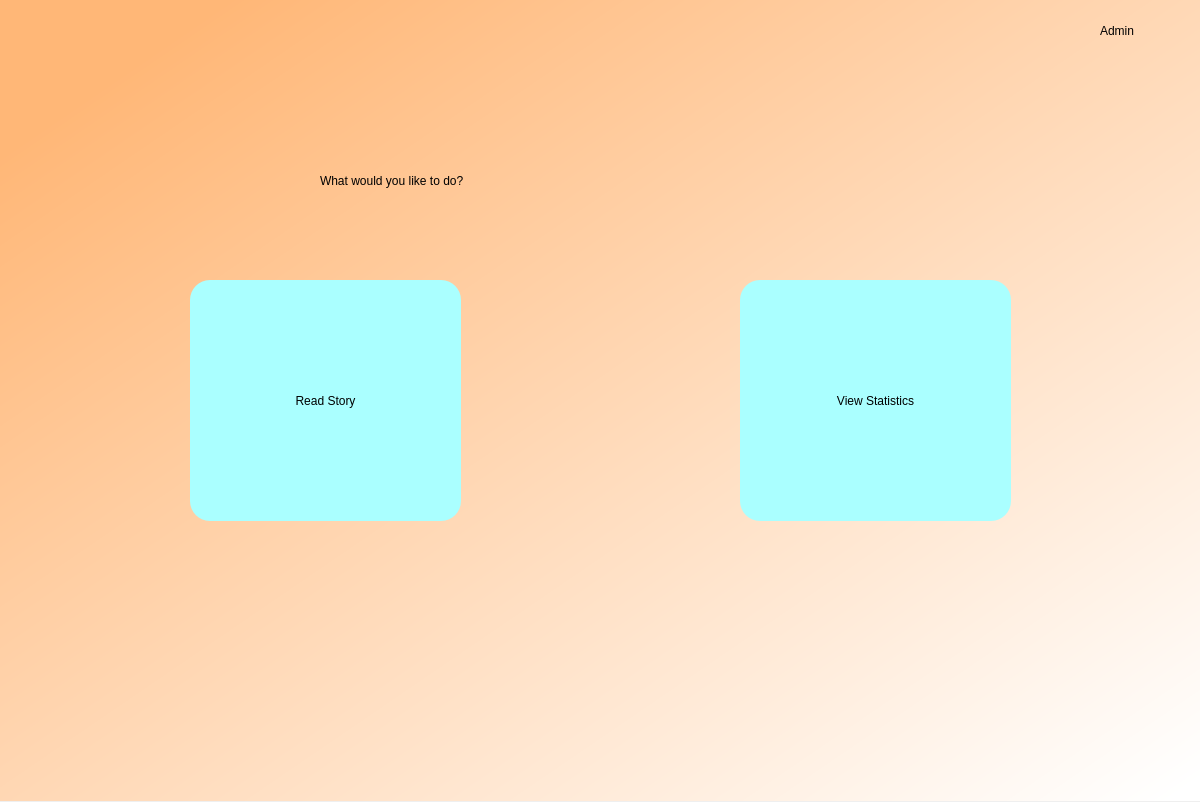
Old version of the form adminHome.ui in the repository cnTalon/READ.
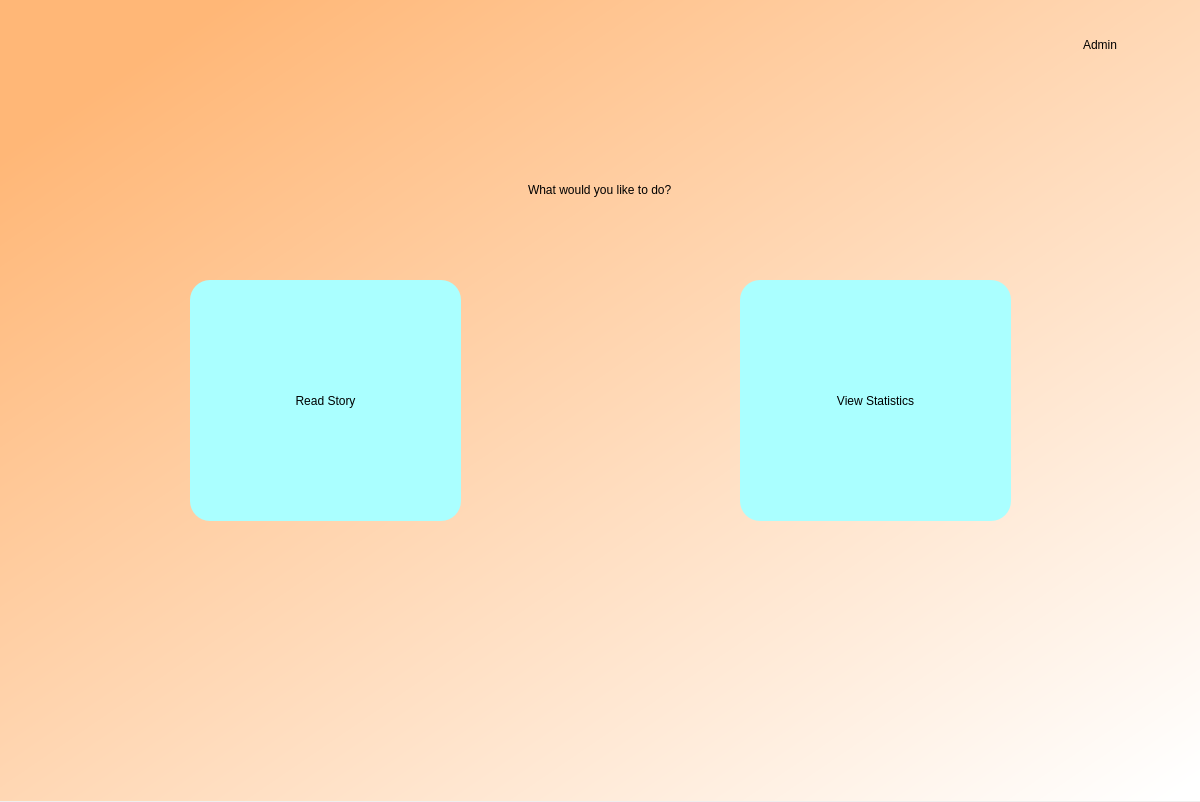
New version of the form.

Commit message: fixed label sizing

The edit to the form file:
```diff
--- a/adminHome.ui
+++ b/adminHome.ui
@@ -26,38 +26,6 @@
     <string notr="true">QWidget#bgwidget{
 background-color:qlineargradient(spread:pad, x1:0.091, y1:0.101636, x2:0.991379, y2:0.977, stop:0 rgb(255, 183, 119), stop:1 rgba(255, 255, 255, 255));}</string>
    </property>
-   <widget class="QLabel" name="label">
-    <property name="geometry">
-     <rect>
-      <x>320</x>
-      <y>150</y>
-      <width>581</width>
-      <height>61</height>
-     </rect>
-    </property>
-    <property name="styleSheet">
-     <string notr="true">font: 36pt &quot;DengXian&quot;; color: rgb(0, 0, 0)</string>
-    </property>
-    <property name="text">
-     <string>What would you like to do?</string>
-    </property>
-   </widget>
-   <widget class="QLabel" name="profile">
-    <property name="geometry">
-     <rect>
-      <x>1100</x>
-      <y>10</y>
-      <width>71</width>
-      <height>41</height>
-     </rect>
-    </property>
-    <property name="styleSheet">
-     <string notr="true">font: 18pt &quot;DengXian&quot;; color: rgb(0, 0, 0)</string>
-    </property>
-    <property name="text">
-     <string>Admin</string>
-    </property>
-   </widget>
    <widget class="QPushButton" name="read">
     <property name="geometry">
      <rect>
@@ -110,6 +78,50 @@
      <string>View Statistics</string>
     </property>
    </widget>
+   <widget class="QWidget" name="verticalLayoutWidget">
+    <property name="geometry">
+     <rect>
+      <x>300</x>
+      <y>150</y>
+      <width>601</width>
+      <height>80</height>
+     </rect>
+    </property>
+    <layout class="QVBoxLayout" name="verticalLayout">
+     <item alignment="Qt::AlignHCenter|Qt::AlignVCenter">
+      <widget class="QLabel" name="label">
+       <property name="styleSheet">
+        <string notr="true">font: 36pt &quot;DengXian&quot;; color: rgb(0, 0, 0)</string>
+       </property>
+       <property name="text">
+        <string>What would you like to do?</string>
+       </property>
+      </widget>
+     </item>
+    </layout>
+   </widget>
+   <widget class="QWidget" name="verticalLayoutWidget_2">
+    <property name="geometry">
+     <rect>
+      <x>1020</x>
+      <y>20</y>
+      <width>160</width>
+      <height>51</height>
+     </rect>
+    </property>
+    <layout class="QVBoxLayout" name="verticalLayout_2">
+     <item alignment="Qt::AlignHCenter|Qt::AlignVCenter">
+      <widget class="QLabel" name="profile">
+       <property name="styleSheet">
+        <string notr="true">font: 18pt &quot;DengXian&quot;; color: rgb(0, 0, 0)</string>
+       </property>
+       <property name="text">
+        <string>Admin</string>
+       </property>
+      </widget>
+     </item>
+    </layout>
+   </widget>
   </widget>
  </widget>
  <resources/>
```
The commit also changes 8 other files.
